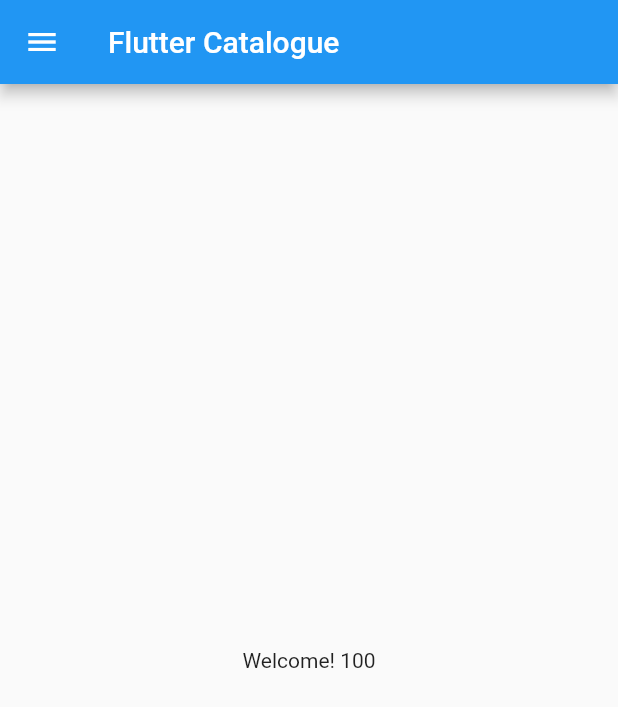
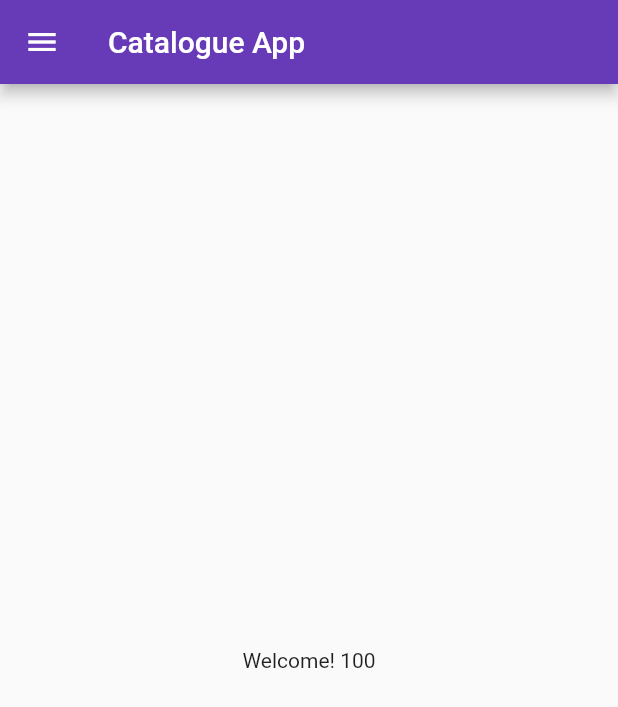
Before and after one commit to itssubhamroy23/30DaysOfFlutter, a Flutter app: the screen it shows after launch, on a phone screen of 412 x 824 dp. Shown: the top 707 px of the screen. Run offline on Flutter 3.47's test engine with Material 2 defaults, Android fonts, the phone set to English and light mode, and no system bars.

Commit message:
Day 3 Completed

```diff
--- a/lib/main.dart
+++ b/lib/main.dart
@@ -1,5 +1,6 @@
 import 'package:flutter/material.dart';
-import 'package:flutter_catalog/home_page.dart';
+import 'package:flutter_catalog/loginPage.dart';
+import 'package:flutter_catalog/pages/home_page.dart';
 
 void main() {
   runApp(MyApp());
@@ -9,7 +10,16 @@ class MyApp extends StatelessWidget {
   @override
   Widget build(BuildContext context) {
     return MaterialApp(
-      home: HomePage(),
+      themeMode: ThemeMode.light,
+      theme: ThemeData(
+        primarySwatch: Colors.deepPurple,
+      ),
+      initialRoute: "/home",
+      routes: {
+        "/": (context) => LoginPage(),
+        "/home": (context) => HomePage(),
+        "/login": (context) => LoginPage()
+      },
     );
   }
 }
--- a/lib/home_page.dart
+++ b/lib/pages/home_page.dart
@@ -7,13 +7,15 @@ class HomePage extends StatelessWidget {
   Widget build(BuildContext context) {
     final days = 100;
     return Scaffold(
+
       appBar: AppBar(
-        title: Text("Flutter Catalogue"),
+        title: Text("Catalogue App"),
       ),
       body: Center(
         child: Container(
           child: Text("Welcome! $days"),
         ),
+
       ),
       drawer: Drawer(),
     );
```
Also changed, not shown: lib/loginPage.dart (added, +17 -0 lines).
